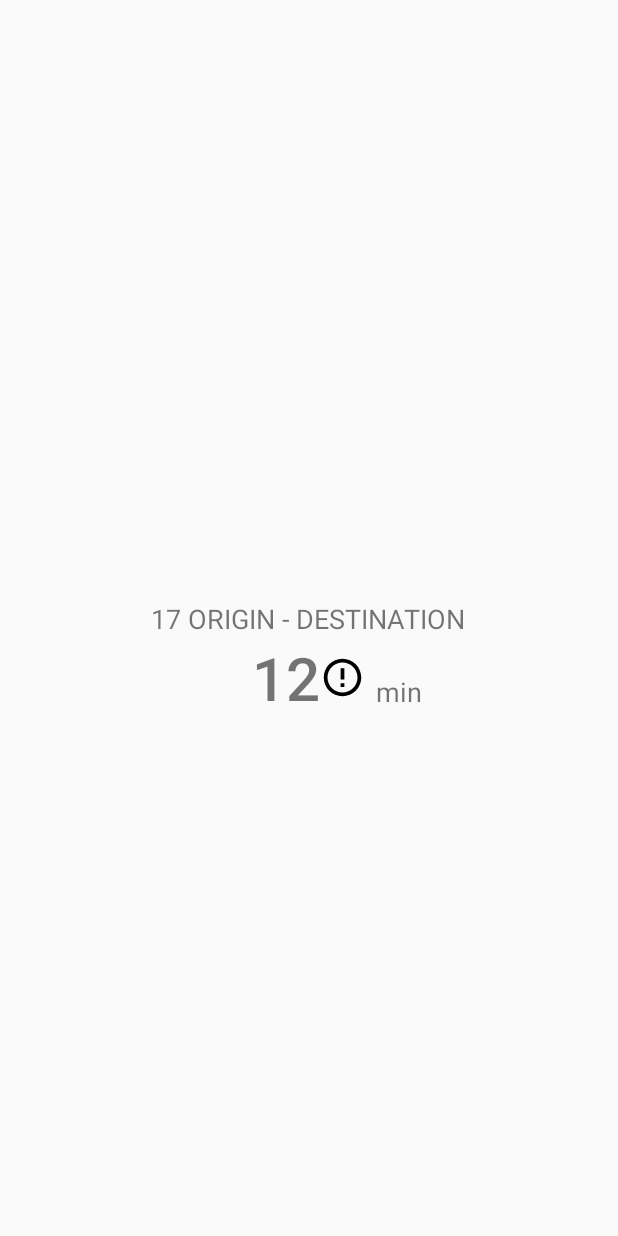
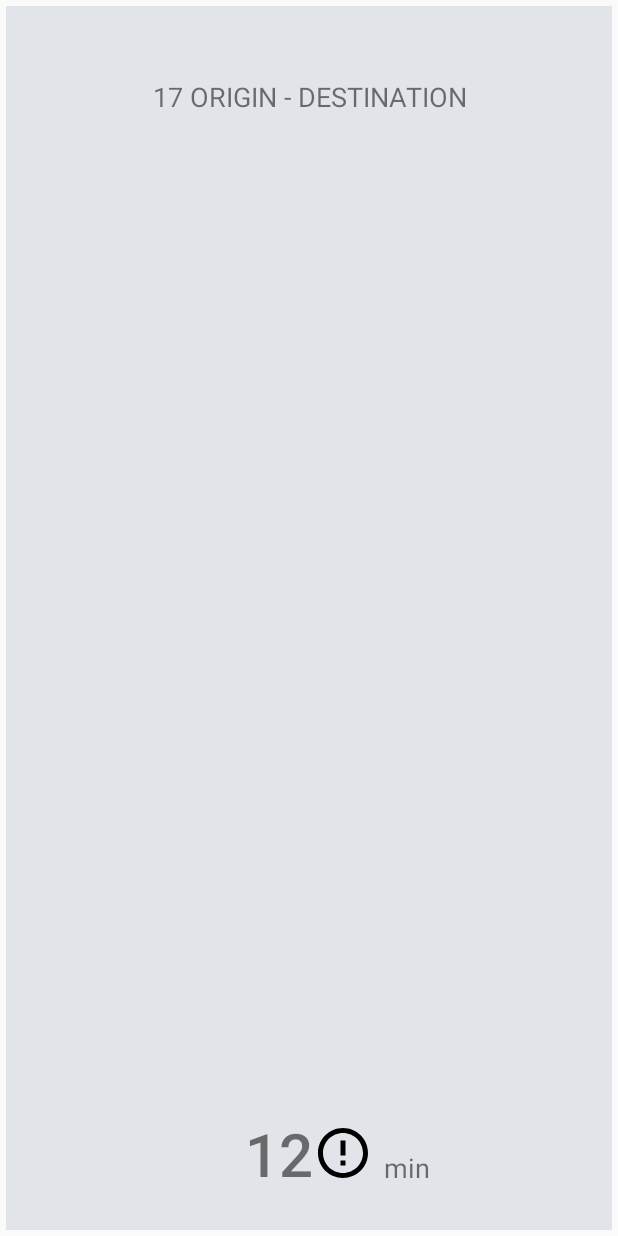
Before and after one commit to caveda/qmoves-android, an Android app: the layout arrival_view_item.xml on its own in the app's theme, with its tools: preview values and no code run, on a phone screen of 412 x 824 dp. Run offline under Robolectric (Android 15) with nearby library versions, the phone set to English and light mode, and no system bars.

Commit message:
Remove separators from next layout

```diff
--- a/app/src/main/java/com/quoders/apps/qmoves/stopDetail/next/StopNextFragment.kt
+++ b/app/src/main/java/com/quoders/apps/qmoves/stopDetail/next/StopNextFragment.kt
@@ -75,19 +75,7 @@ class StopNextFragment : Fragment() {
 
     private fun setupArrivalsList(viewModel: StopNextViewModel) {
         binding.stopNextListView.adapter = StopNextAdapter(viewModel)
-        binding.stopNextListView.addItemDecoration(DividerItemDecoration(binding.stopNextListView.context,
-            DividerItemDecoration.HORIZONTAL))
-
-        binding.stopNextListView.addItemDecoration(DividerItemDecoration(binding.stopNextListView.context,
-            DividerItemDecoration.VERTICAL))
-
         val gridLayoutManager = GridLayoutManager(activity, 2)
-        /*
-        gridLayoutManager.spanSizeLookup = object: SpanSizeLookup() {
-            override fun getSpanSize(position: Int): Int {
-                return if (position == 0) 1 else 2
-            }
-        }*/
         binding.stopNextListView.layoutManager = gridLayoutManager
     }
 }
--- a/app/src/main/res/layout/arrival_view_item.xml
+++ b/app/src/main/res/layout/arrival_view_item.xml
@@ -11,39 +11,45 @@
             type="com.quoders.apps.qmoves.stopDetail.next.StopNextLineTransport" />
     </data>
 
+    <LinearLayout
+        android:layout_width="match_parent"
+        android:layout_height="match_parent"
+        android:padding="4dp">
+
         <androidx.constraintlayout.widget.ConstraintLayout
             android:layout_width="match_parent"
             android:layout_height="match_parent"
-        android:minHeight="150dp"
+            android:background="@color/nextCardBackground"
             android:minWidth="150dp"
-        android:layout_marginTop="@dimen/grid_cell_vertical_padding"
-        android:layout_marginBottom="@dimen/list_row_vertical_padding">
+            android:minHeight="150dp">
 
             <TextView
                 android:id="@+id/arrival_line_text"
-            android:layout_width="wrap_content"
+                android:layout_width="match_parent"
                 android:layout_height="wrap_content"
                 android:layout_marginBottom="8dp"
                 android:contentDescription="@string/cd_arrival_line"
                 android:text="@{nextTransport.lineId + ` ` + nextTransport.lineName}"
+                android:textAlignment="center"
                 android:textSize="18sp"
                 app:layout_constraintBottom_toBottomOf="parent"
                 app:layout_constraintEnd_toEndOf="parent"
-            app:layout_constraintHorizontal_bias="0.498"
+                app:layout_constraintHorizontal_bias="0.0"
                 app:layout_constraintStart_toStartOf="parent"
                 app:layout_constraintTop_toTopOf="parent"
+                app:layout_constraintVertical_bias="0.061"
                 tools:text="17 ORIGIN - DESTINATION" />
 
             <LinearLayout
                 android:id="@+id/arrival_time_layout"
                 android:layout_width="wrap_content"
                 android:layout_height="wrap_content"
+                android:layout_marginBottom="24dp"
+                android:gravity="center"
                 app:layout_constraintBottom_toBottomOf="parent"
-            app:layout_constraintEnd_toEndOf="@+id/arrival_line_text"
-            app:layout_constraintStart_toStartOf="@+id/arrival_line_text"
-            app:layout_constraintTop_toBottomOf="@+id/arrival_line_text"
-            app:layout_constraintVertical_bias="0.0"
-            >
+                app:layout_constraintEnd_toEndOf="parent"
+                app:layout_constraintStart_toStartOf="parent">
+
                 <TextView
                     android:id="@+id/arrival_time_text"
                     android:layout_width="wrap_content"
@@ -52,7 +58,6 @@
                     android:fontFamily="sans-serif-light"
                     android:maxLines="1"
                     android:text="@{nextTransport.minutesToArrival}"
-                android:textAlignment="viewEnd"
                     android:textSize="40sp"
                     android:textStyle="bold"
                     android:visibility="@{nextTransport.realtimeQueryInProgress ? View.GONE : View.VISIBLE}"
@@ -60,14 +65,14 @@
 
                 <ImageView
                     android:id="@+id/realtime_progress_indicator"
-                android:layout_gravity="center"
                     android:layout_width="@dimen/realtime_progress_size"
                     android:layout_height="@dimen/realtime_progress_size"
-                tools:src ="@drawable/ic_data_fetching_error"
+                    android:contentDescription="@string/cd_realtime_progress_indicator"
                     android:visibility="@{nextTransport.realtimeQueryInProgress ? View.VISIBLE : View.GONE}"
                     app:loadingStatus="@{nextTransport.realtimeLoadingStatus}"
-                android:contentDescription="@string/cd_realtime_progress_indicator" />
+                    tools:src="@drawable/ic_data_fetching_error" />
             </LinearLayout>
+
             <TextView
                 android:id="@+id/arrival_time_unit_text"
                 android:layout_width="wrap_content"
@@ -84,4 +89,5 @@
                 app:layout_constraintVertical_bias="1.0"
                 tools:text="min" />
         </androidx.constraintlayout.widget.ConstraintLayout>
+    </LinearLayout>
 </layout>
--- a/app/src/main/res/values/colors.xml
+++ b/app/src/main/res/values/colors.xml
@@ -9,5 +9,7 @@
     <color name="homeTransportBgSubway">#ffd500</color>
     <color name="homeTransportBgTram">#ffd500</color>
 
+    <!-- Next -->
+    <color name="nextCardBackground">#e1e5ea</color>
 
 </resources>
--- a/app/src/main/res/values/dimens.xml
+++ b/app/src/main/res/values/dimens.xml
@@ -3,7 +3,7 @@
     <dimen name="empty_placeholder_image_size">50dp</dimen>
     <dimen name="list_row_vertical_padding">16dp</dimen>
     <dimen name="grid_cell_vertical_padding">24dp</dimen>
-    <dimen name="realtime_progress_size">30dp</dimen>
+    <dimen name="realtime_progress_size">40dp</dimen>
     <dimen name="stop_name_list_size">16sp</dimen>
     <dimen name="stop_connections_list_size">12sp</dimen>
 </resources>
```
Lines whose indentation alone changed are shown as unchanged.
